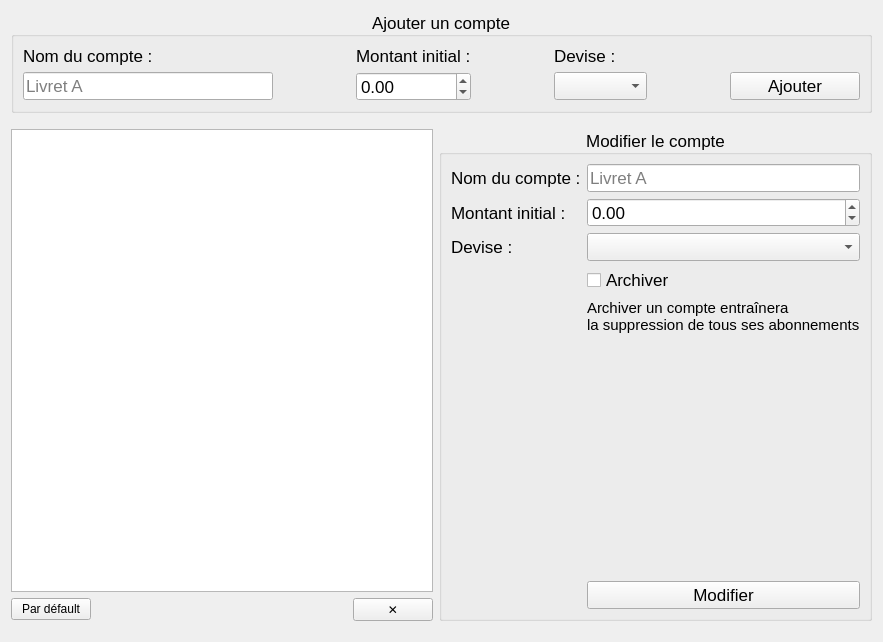
torway/OverAid, file Code/manageaccount.ui: the form before one commit.
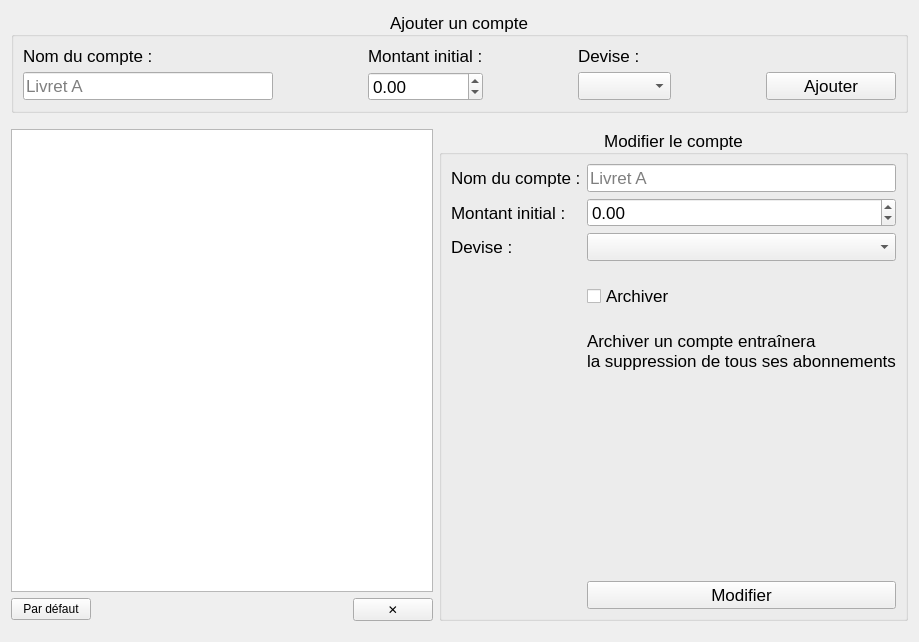
The form after the commit.

```diff
--- a/Code/manageaccount.ui
+++ b/Code/manageaccount.ui
@@ -46,45 +46,25 @@
           </property>
          </widget>
         </item>
-        <item row="3" column="3" rowspan="3">
-         <spacer name="verticalSpacer">
-          <property name="orientation">
-           <enum>Qt::Vertical</enum>
-          </property>
-          <property name="sizeHint" stdset="0">
-           <size>
-            <width>20</width>
-            <height>40</height>
-           </size>
-          </property>
-         </spacer>
-        </item>
-        <item row="2" column="4" colspan="2">
-         <widget class="QComboBox" name="comboBox_devise_2"/>
-        </item>
-        <item row="3" column="4" colspan="2">
+        <item row="4" column="4" colspan="2">
          <widget class="QCheckBox" name="checkBox_archive">
           <property name="text">
            <string>Archiver</string>
           </property>
          </widget>
         </item>
-        <item row="2" column="3">
-         <widget class="QLabel" name="label_7">
-          <property name="text">
-           <string>Devise :</string>
-          </property>
-         </widget>
-        </item>
         <item row="5" column="4" colspan="2">
-         <spacer name="verticalSpacer_2">
+         <spacer name="verticalSpacer_3">
           <property name="orientation">
            <enum>Qt::Vertical</enum>
           </property>
+          <property name="sizeType">
+           <enum>QSizePolicy::Preferred</enum>
+          </property>
           <property name="sizeHint" stdset="0">
            <size>
             <width>20</width>
-            <height>40</height>
+            <height>10</height>
            </size>
           </property>
          </spacer>
@@ -102,6 +82,25 @@
           </property>
          </widget>
         </item>
+        <item row="8" column="4" colspan="2">
+         <widget class="QPushButton" name="pushButton_modify">
+          <property name="minimumSize">
+           <size>
+            <width>0</width>
+            <height>0</height>
+           </size>
+          </property>
+          <property name="maximumSize">
+           <size>
+            <width>16777215</width>
+            <height>16777215</height>
+           </size>
+          </property>
+          <property name="text">
+           <string>Modifier</string>
+          </property>
+         </widget>
+        </item>
         <item row="0" column="3">
          <widget class="QLabel" name="label_4">
           <property name="text">
@@ -128,38 +127,66 @@
           </property>
          </widget>
         </item>
-        <item row="4" column="4" colspan="2">
-         <widget class="QLabel" name="label_5">
-          <property name="font">
-           <font>
-            <pointsize>11</pointsize>
-           </font>
+        <item row="2" column="4" colspan="2">
+         <widget class="QComboBox" name="comboBox_devise_2"/>
+        </item>
+        <item row="3" column="4" colspan="2">
+         <spacer name="verticalSpacer_6">
+          <property name="orientation">
+           <enum>Qt::Vertical</enum>
           </property>
+          <property name="sizeType">
+           <enum>QSizePolicy::Preferred</enum>
+          </property>
+          <property name="sizeHint" stdset="0">
+           <size>
+            <width>20</width>
+            <height>10</height>
+           </size>
+          </property>
+         </spacer>
+        </item>
+        <item row="2" column="3">
+         <widget class="QLabel" name="label_7">
+          <property name="text">
+           <string>Devise :</string>
+          </property>
+         </widget>
+        </item>
+        <item row="3" column="3" rowspan="5">
+         <spacer name="verticalSpacer">
+          <property name="orientation">
+           <enum>Qt::Vertical</enum>
+          </property>
+          <property name="sizeHint" stdset="0">
+           <size>
+            <width>20</width>
+            <height>40</height>
+           </size>
+          </property>
+         </spacer>
+        </item>
+        <item row="7" column="4" colspan="2">
+         <spacer name="verticalSpacer_2">
+          <property name="orientation">
+           <enum>Qt::Vertical</enum>
+          </property>
+          <property name="sizeHint" stdset="0">
+           <size>
+            <width>20</width>
+            <height>40</height>
+           </size>
+          </property>
+         </spacer>
+        </item>
+        <item row="6" column="4" colspan="2">
+         <widget class="QLabel" name="label_8">
           <property name="text">
            <string>Archiver un compte entraînera 
 la suppression de tous ses abonnements</string>
           </property>
          </widget>
         </item>
-        <item row="6" column="4" colspan="2">
-         <widget class="QPushButton" name="pushButton_modify">
-          <property name="minimumSize">
-           <size>
-            <width>0</width>
-            <height>0</height>
-           </size>
-          </property>
-          <property name="maximumSize">
-           <size>
-            <width>16777215</width>
-            <height>16777215</height>
-           </size>
-          </property>
-          <property name="text">
-           <string>Modifier</string>
-          </property>
-         </widget>
-        </item>
        </layout>
       </item>
      </layout>
@@ -168,7 +195,7 @@
    <item row="3" column="0">
     <widget class="QPushButton" name="pushButton_defaultAccount">
      <property name="text">
-      <string>Par défault</string>
+      <string>Par défaut</string>
      </property>
     </widget>
    </item>
@@ -249,6 +276,9 @@
      <layout class="QGridLayout" name="gridLayout">
       <item row="0" column="0">
        <widget class="QLabel" name="label">
+        <property name="locale">
+         <locale language="French" country="France"/>
+        </property>
         <property name="text">
          <string>Nom du compte :</string>
         </property>
@@ -315,6 +345,9 @@
       </item>
       <item row="0" column="2">
        <widget class="QLabel" name="label_2">
+        <property name="locale">
+         <locale language="French" country="France"/>
+        </property>
         <property name="text">
          <string>Montant initial :</string>
         </property>
```
